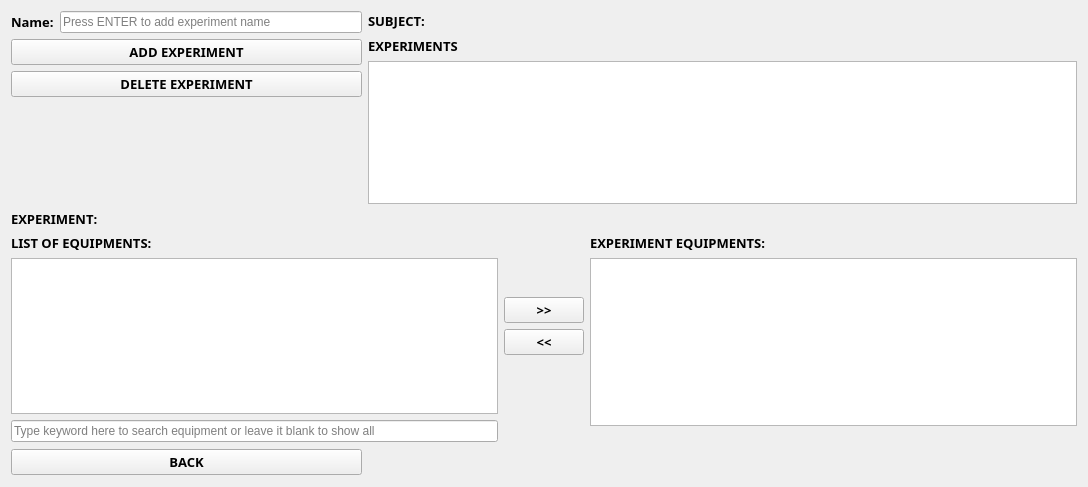
Before: the Qt Designer form experiments.ui in markytools/sume-borrower-app, drawn with Qt 5.
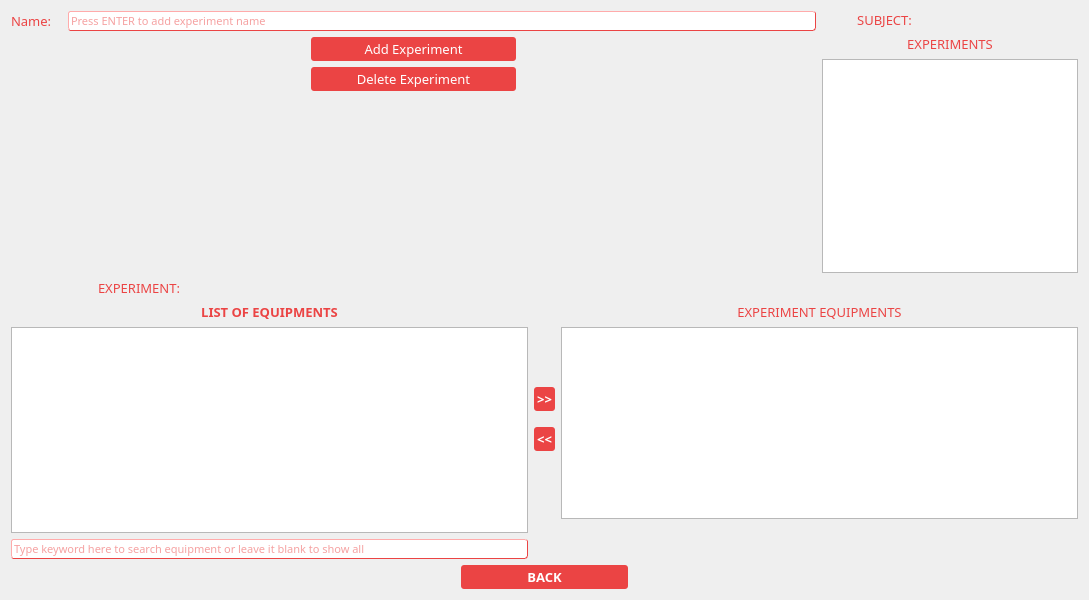
After: the same form once the commit is applied.

The edit to the form file:
```diff
--- a/experiments.ui
+++ b/experiments.ui
@@ -6,19 +6,26 @@
    <rect>
     <x>0</x>
     <y>0</y>
-    <width>1088</width>
-    <height>487</height>
+    <width>1089</width>
+    <height>600</height>
    </rect>
   </property>
   <property name="minimumSize">
    <size>
-    <width>1088</width>
-    <height>487</height>
+    <width>800</width>
+    <height>600</height>
    </size>
   </property>
   <property name="windowTitle">
    <string>Form</string>
   </property>
+  <property name="styleSheet">
+   <string notr="true">#Experiments{
+background-color:white;
+background:none;
+border:none;
+}</string>
+  </property>
   <layout class="QGridLayout" name="gridLayout_2">
    <item row="0" column="0">
     <layout class="QVBoxLayout" name="verticalLayout">
@@ -28,19 +35,43 @@
         <widget class="QLabel" name="label_2">
          <property name="font">
           <font>
-           <family>Segoe UI Black</family>
+           <family>Adobe Gothic Std B</family>
            <pointsize>10</pointsize>
-           <weight>75</weight>
-           <bold>true</bold>
+           <weight>50</weight>
+           <bold>false</bold>
           </font>
          </property>
+         <property name="styleSheet">
+          <string notr="true">#label_2{
+background-color:transparent;
+color: #eb4444;
+background:none;
+border:none;
+}</string>
+         </property>
          <property name="text">
-          <string>Name:</string>
+          <string>Name:   </string>
          </property>
         </widget>
        </item>
        <item>
         <widget class="QLineEdit" name="lineEdit">
+         <property name="font">
+          <font>
+           <family>Adobe Gothic Std B</family>
+           <pointsize>8</pointsize>
+          </font>
+         </property>
+         <property name="styleSheet">
+          <string notr="true">#lineEdit{
+background-color:white;
+color: #eb4444;
+border-style: outset;
+border-width: 1px;
+border-color: #eb4444;
+border-radius: 3px;
+}</string>
+         </property>
          <property name="placeholderText">
           <string>Press ENTER to add experiment name</string>
          </property>
@@ -49,34 +80,92 @@
       </layout>
      </item>
      <item>
-      <widget class="QPushButton" name="addExperiment">
-       <property name="font">
-        <font>
-         <family>Segoe UI Black</family>
-         <pointsize>10</pointsize>
-         <weight>75</weight>
-         <bold>true</bold>
-        </font>
-       </property>
-       <property name="text">
-        <string>ADD EXPERIMENT</string>
-       </property>
-      </widget>
-     </item>
-     <item>
-      <widget class="QPushButton" name="deleteExperiment">
-       <property name="font">
-        <font>
-         <family>Segoe UI Black</family>
-         <pointsize>10</pointsize>
-         <weight>75</weight>
-         <bold>true</bold>
-        </font>
-       </property>
-       <property name="text">
-        <string>DELETE EXPERIMENT</string>
-       </property>
-      </widget>
+      <layout class="QHBoxLayout" name="horizontalLayout_6">
+       <item>
+        <spacer name="horizontalSpacer_4">
+         <property name="orientation">
+          <enum>Qt::Horizontal</enum>
+         </property>
+         <property name="sizeType">
+          <enum>QSizePolicy::Fixed</enum>
+         </property>
+         <property name="sizeHint" stdset="0">
+          <size>
+           <width>300</width>
+           <height>20</height>
+          </size>
+         </property>
+        </spacer>
+       </item>
+       <item>
+        <layout class="QVBoxLayout" name="verticalLayout_7">
+         <item>
+          <widget class="QPushButton" name="addExperiment">
+           <property name="font">
+            <font>
+             <family>Adobe Gothic Std B</family>
+             <pointsize>10</pointsize>
+             <weight>50</weight>
+             <bold>false</bold>
+            </font>
+           </property>
+           <property name="styleSheet">
+            <string notr="true">#addExperiment{
+background-color: #eb4444;
+color: white;
+border-style: outset;
+border-radius: 3px;
+padding: 3px;
+}</string>
+           </property>
+           <property name="text">
+            <string>Add Experiment</string>
+           </property>
+          </widget>
+         </item>
+         <item>
+          <widget class="QPushButton" name="deleteExperiment">
+           <property name="font">
+            <font>
+             <family>Adobe Gothic Std B</family>
+             <pointsize>10</pointsize>
+             <weight>50</weight>
+             <bold>false</bold>
+            </font>
+           </property>
+           <property name="styleSheet">
+            <string notr="true">#deleteExperiment{
+background-color: #eb4444;
+color: white;
+border-style: outset;
+border-radius: 3px;
+padding: 3px;
+}</string>
+           </property>
+           <property name="text">
+            <string>Delete Experiment</string>
+           </property>
+          </widget>
+         </item>
+        </layout>
+       </item>
+       <item>
+        <spacer name="horizontalSpacer_5">
+         <property name="orientation">
+          <enum>Qt::Horizontal</enum>
+         </property>
+         <property name="sizeType">
+          <enum>QSizePolicy::Fixed</enum>
+         </property>
+         <property name="sizeHint" stdset="0">
+          <size>
+           <width>300</width>
+           <height>20</height>
+          </size>
+         </property>
+        </spacer>
+       </item>
+      </layout>
      </item>
      <item>
       <spacer name="verticalSpacer">
@@ -115,34 +204,53 @@
          <item>
           <widget class="QLabel" name="label_7">
            <property name="sizePolicy">
-            <sizepolicy hsizetype="Fixed" vsizetype="Preferred">
+            <sizepolicy hsizetype="Preferred" vsizetype="Preferred">
              <horstretch>0</horstretch>
              <verstretch>0</verstretch>
             </sizepolicy>
            </property>
            <property name="font">
             <font>
-             <family>Segoe UI Black</family>
+             <family>Adobe Gothic Std B</family>
              <pointsize>10</pointsize>
-             <weight>75</weight>
-             <bold>true</bold>
+             <weight>50</weight>
+             <bold>false</bold>
             </font>
            </property>
+           <property name="styleSheet">
+            <string notr="true">#label_7{
+background-color:transparent;
+color: #eb4444;
+background:none;
+border:none;
+}</string>
+           </property>
            <property name="text">
             <string>EXPERIMENT:</string>
            </property>
+           <property name="alignment">
+            <set>Qt::AlignCenter</set>
+           </property>
           </widget>
          </item>
          <item>
           <widget class="QLabel" name="experimentName">
            <property name="font">
             <font>
-             <family>Segoe UI Black</family>
+             <family>Adobe Gothic Std B</family>
              <pointsize>10</pointsize>
-             <weight>75</weight>
-             <bold>true</bold>
+             <weight>50</weight>
+             <bold>false</bold>
             </font>
            </property>
+           <property name="styleSheet">
+            <string notr="true">#experimentName{
+background-color:transparent;
+color: #eb4444;
+background:none;
+border:none;
+}</string>
+           </property>
            <property name="text">
             <string/>
            </property>
@@ -154,22 +262,56 @@
         <widget class="QLabel" name="label_8">
          <property name="font">
           <font>
-           <family>Segoe UI Black</family>
+           <family>Adobe Gothic Std B</family>
            <pointsize>10</pointsize>
            <weight>75</weight>
            <bold>true</bold>
           </font>
          </property>
+         <property name="styleSheet">
+          <string notr="true">#label_8{
+background-color:transparent;
+color: #eb4444;
+background:none;
+border:none;
+}</string>
+         </property>
          <property name="text">
-          <string>LIST OF EQUIPMENTS:</string>
+          <string>LIST OF EQUIPMENTS</string>
+         </property>
+         <property name="alignment">
+          <set>Qt::AlignCenter</set>
          </property>
         </widget>
        </item>
        <item>
-        <widget class="QTableWidget" name="listEquipments"/>
+        <widget class="QTableWidget" name="listEquipments">
+         <property name="font">
+          <font>
+           <family>Adobe Gothic Std B</family>
+           <pointsize>10</pointsize>
+          </font>
+         </property>
+        </widget>
        </item>
        <item>
         <widget class="QLineEdit" name="searchEdit">
+         <property name="font">
+          <font>
+           <family>Adobe Gothic Std B</family>
+           <pointsize>8</pointsize>
+          </font>
+         </property>
+         <property name="styleSheet">
+          <string notr="true">#searchEdit{
+background-color:white;
+color: #eb4444;
+border-style: outset;
+border-width: 1px;
+border-color: #eb4444;
+border-radius: 3px;
+}</string>
+         </property>
          <property name="placeholderText">
           <string>Type keyword here to search equipment or leave it blank to show all</string>
          </property>
@@ -184,10 +326,13 @@
          <property name="orientation">
           <enum>Qt::Vertical</enum>
          </property>
+         <property name="sizeType">
+          <enum>QSizePolicy::Fixed</enum>
+         </property>
          <property name="sizeHint" stdset="0">
           <size>
            <width>20</width>
-           <height>40</height>
+           <height>80</height>
           </size>
          </property>
         </spacer>
@@ -198,27 +343,61 @@
           <widget class="QPushButton" name="leftToRight">
            <property name="font">
             <font>
-             <family>Segoe UI Black</family>
+             <family>Adobe Gothic Std B</family>
              <pointsize>10</pointsize>
              <weight>75</weight>
              <bold>true</bold>
             </font>
            </property>
+           <property name="styleSheet">
+            <string notr="true">#leftToRight{
+background-color: #eb4444;
+color: white;
+border-style: outset;
+border-radius: 3px;
+padding: 3px;
+}</string>
+           </property>
            <property name="text">
             <string>&gt;&gt;</string>
            </property>
           </widget>
          </item>
+         <item>
+          <spacer name="verticalSpacer_6">
+           <property name="orientation">
+            <enum>Qt::Vertical</enum>
+           </property>
+           <property name="sizeType">
+            <enum>QSizePolicy::Fixed</enum>
+           </property>
+           <property name="sizeHint" stdset="0">
+            <size>
+             <width>20</width>
+             <height>10</height>
+            </size>
+           </property>
+          </spacer>
+         </item>
          <item>
           <widget class="QPushButton" name="rightToLeft">
            <property name="font">
             <font>
-             <family>Segoe UI Black</family>
+             <family>Adobe Gothic Std B</family>
              <pointsize>10</pointsize>
              <weight>75</weight>
              <bold>true</bold>
             </font>
            </property>
+           <property name="styleSheet">
+            <string notr="true">#rightToLeft{
+background-color: #eb4444;
+color: white;
+border-style: outset;
+border-radius: 3px;
+padding: 3px;
+}</string>
+           </property>
            <property name="text">
             <string>&lt;&lt;</string>
            </property>
@@ -231,10 +410,13 @@
          <property name="orientation">
           <enum>Qt::Vertical</enum>
          </property>
+         <property name="sizeType">
+          <enum>QSizePolicy::Fixed</enum>
+         </property>
          <property name="sizeHint" stdset="0">
           <size>
            <width>20</width>
-           <height>40</height>
+           <height>80</height>
           </size>
          </property>
         </spacer>
@@ -262,19 +444,37 @@
         <widget class="QLabel" name="label_11">
          <property name="font">
           <font>
-           <family>Segoe UI Black</family>
+           <family>Adobe Gothic Std B</family>
            <pointsize>10</pointsize>
-           <weight>75</weight>
-           <bold>true</bold>
+           <weight>50</weight>
+           <bold>false</bold>
           </font>
          </property>
+         <property name="styleSheet">
+          <string notr="true">#label_11{
+background-color:transparent;
+color: #eb4444;
+background:none;
+border:none;
+}</string>
+         </property>
          <property name="text">
-          <string>EXPERIMENT EQUIPMENTS:</string>
+          <string>EXPERIMENT EQUIPMENTS</string>
+         </property>
+         <property name="alignment">
+          <set>Qt::AlignCenter</set>
          </property>
         </widget>
        </item>
        <item>
-        <widget class="QTableWidget" name="experimentEquipments"/>
+        <widget class="QTableWidget" name="experimentEquipments">
+         <property name="font">
+          <font>
+           <family>Adobe Gothic Std B</family>
+           <pointsize>10</pointsize>
+          </font>
+         </property>
+        </widget>
        </item>
        <item>
         <spacer name="verticalSpacer_5">
@@ -293,47 +493,6 @@
      </item>
     </layout>
    </item>
-   <item row="4" column="2">
-    <spacer name="horizontalSpacer_2">
-     <property name="orientation">
-      <enum>Qt::Horizontal</enum>
-     </property>
-     <property name="sizeHint" stdset="0">
-      <size>
-       <width>110</width>
-       <height>20</height>
-      </size>
-     </property>
-    </spacer>
-   </item>
-   <item row="3" column="1" rowspan="2">
-    <spacer name="horizontalSpacer">
-     <property name="orientation">
-      <enum>Qt::Horizontal</enum>
-     </property>
-     <property name="sizeHint" stdset="0">
-      <size>
-       <width>224</width>
-       <height>22</height>
-      </size>
-     </property>
-    </spacer>
-   </item>
-   <item row="2" column="0" rowspan="3">
-    <widget class="QPushButton" name="Back">
-     <property name="font">
-      <font>
-       <family>Segoe UI Black</family>
-       <pointsize>10</pointsize>
-       <weight>75</weight>
-       <bold>true</bold>
-      </font>
-     </property>
-     <property name="text">
-      <string>BACK</string>
-     </property>
-    </widget>
-   </item>
    <item row="0" column="1" colspan="2">
     <layout class="QGridLayout" name="gridLayout">
      <item row="0" column="2" rowspan="2">
@@ -344,69 +503,153 @@
           <widget class="QLabel" name="label_4">
            <property name="font">
             <font>
-             <family>Segoe UI Black</family>
+             <family>Adobe Gothic Std B</family>
              <pointsize>10</pointsize>
-             <weight>75</weight>
-             <bold>true</bold>
+             <weight>50</weight>
+             <bold>false</bold>
             </font>
            </property>
+           <property name="styleSheet">
+            <string notr="true">#label_4{
+background-color:transparent;
+color: #eb4444;
+background:none;
+border:none;
+}</string>
+           </property>
            <property name="text">
             <string>SUBJECT:</string>
            </property>
+           <property name="alignment">
+            <set>Qt::AlignCenter</set>
+           </property>
           </widget>
          </item>
          <item>
           <widget class="QLabel" name="subjectNameLabel">
            <property name="font">
             <font>
-             <family>Segoe UI Black</family>
+             <family>Adobe Gothic Std B</family>
              <pointsize>10</pointsize>
-             <weight>75</weight>
-             <bold>true</bold>
+             <weight>50</weight>
+             <bold>false</bold>
             </font>
            </property>
+           <property name="styleSheet">
+            <string notr="true">#subjectNameLabel{
+background-color:transparent;
+color: #eb4444;
+background:none;
+border:none;
+}</string>
+           </property>
            <property name="text">
             <string/>
            </property>
           </widget>
          </item>
-         <item>
-          <spacer name="horizontalSpacer_3">
-           <property name="orientation">
-            <enum>Qt::Horizontal</enum>
-           </property>
-           <property name="sizeHint" stdset="0">
-            <size>
-             <width>40</width>
-             <height>20</height>
-            </size>
-           </property>
-          </spacer>
-         </item>
         </layout>
        </item>
        <item>
         <widget class="QLabel" name="label_10">
          <property name="font">
           <font>
-           <family>Segoe UI Black</family>
+           <family>Adobe Gothic Std B</family>
            <pointsize>10</pointsize>
-           <weight>75</weight>
-           <bold>true</bold>
+           <weight>50</weight>
+           <bold>false</bold>
           </font>
          </property>
+         <property name="styleSheet">
+          <string notr="true">#label_10{
+background-color:transparent;
+color: #eb4444;
+background:none;
+border:none;
+}</string>
+         </property>
          <property name="text">
           <string>EXPERIMENTS</string>
          </property>
+         <property name="alignment">
+          <set>Qt::AlignCenter</set>
+         </property>
         </widget>
        </item>
        <item>
-        <widget class="QTableWidget" name="experimentsTable"/>
+        <widget class="QTableWidget" name="experimentsTable">
+         <property name="font">
+          <font>
+           <family>Adobe Gothic Std B</family>
+           <pointsize>10</pointsize>
+          </font>
+         </property>
+        </widget>
        </item>
       </layout>
      </item>
     </layout>
    </item>
+   <item row="2" column="0" colspan="3">
+    <layout class="QHBoxLayout" name="horizontalLayout_5">
+     <item>
+      <spacer name="horizontalSpacer">
+       <property name="orientation">
+        <enum>Qt::Horizontal</enum>
+       </property>
+       <property name="sizeType">
+        <enum>QSizePolicy::Minimum</enum>
+       </property>
+       <property name="sizeHint" stdset="0">
+        <size>
+         <width>450</width>
+         <height>20</height>
+        </size>
+       </property>
+      </spacer>
+     </item>
+     <item>
+      <widget class="QPushButton" name="Back">
+       <property name="font">
+        <font>
+         <family>Segoe UI Black</family>
+         <pointsize>10</pointsize>
+         <weight>75</weight>
+         <bold>true</bold>
+        </font>
+       </property>
+       <property name="styleSheet">
+        <string notr="true">#Back{
+background-color: #eb4444;
+color: white;
+border-style: outset;
+border-radius: 3px;
+padding: 3px;
+}</string>
+       </property>
+       <property name="text">
+        <string>BACK</string>
+       </property>
+      </widget>
+     </item>
+     <item>
+      <spacer name="horizontalSpacer_2">
+       <property name="orientation">
+        <enum>Qt::Horizontal</enum>
+       </property>
+       <property name="sizeType">
+        <enum>QSizePolicy::Minimum</enum>
+       </property>
+       <property name="sizeHint" stdset="0">
+        <size>
+         <width>450</width>
+         <height>20</height>
+        </size>
+       </property>
+      </spacer>
+     </item>
+    </layout>
+   </item>
   </layout>
  </widget>
  <resources/>
```
